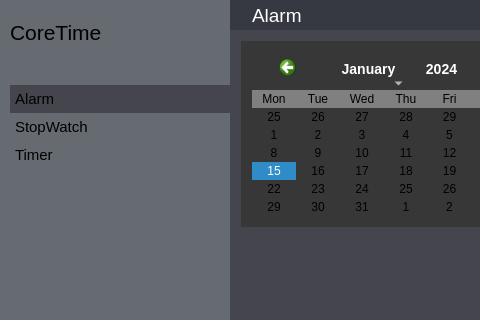
rahmanshaber/corebox, file app/coretime/coretime.ui: the form before one commit; both pictures show x 0 to 480 and y 0 to 320 of the 889 by 682 pixel window.
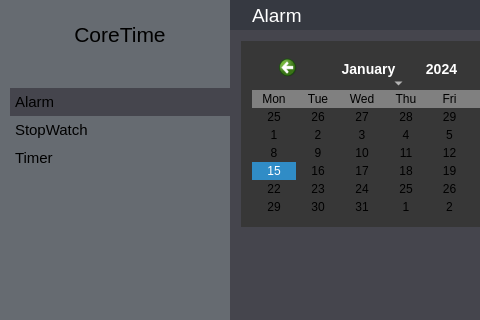
The form after the commit. Icons and pictures are not drawn.

Diff of the .ui file:
```diff
--- a/app/coretime/coretime.ui
+++ b/app/coretime/coretime.ui
@@ -58,7 +58,18 @@
 background-color: #666B71;
 color: #000000;
 border: 1px #34343C;
-}</string>
+}
+
+
+QPushButton{
+Text-align:left;
+padding: 5px 5px 5px 5px;
+}
+
+QPushButton:checked{
+background-color:#45454D ;
+}
+</string>
      </property>
      <layout class="QVBoxLayout" name="verticalLayout_3" stretch="0,0,0,0,0,0">
       <property name="spacing">
@@ -77,7 +88,13 @@
        <number>10</number>
       </property>
       <item>
-       <widget class="QPushButton" name="title">
+       <widget class="QToolButton" name="title">
+        <property name="sizePolicy">
+         <sizepolicy hsizetype="Preferred" vsizetype="Fixed">
+          <horstretch>0</horstretch>
+          <verstretch>0</verstretch>
+         </sizepolicy>
+        </property>
         <property name="font">
          <font>
           <pointsize>16</pointsize>
@@ -89,10 +106,6 @@
         <property name="layoutDirection">
          <enum>Qt::LeftToRight</enum>
         </property>
-        <property name="styleSheet">
-         <string notr="true">Text-align:left
-</string>
-        </property>
         <property name="text">
          <string notr="true">CoreTime</string>
         </property>
@@ -106,8 +119,8 @@
           <height>24</height>
          </size>
         </property>
-        <property name="flat">
-         <bool>true</bool>
+        <property name="toolButtonStyle">
+         <enum>Qt::ToolButtonTextBesideIcon</enum>
         </property>
        </widget>
       </item>
@@ -144,15 +157,7 @@
          <enum>Qt::NoFocus</enum>
         </property>
         <property name="styleSheet">
-         <string notr="true">QPushButton{
-Text-align:left;
-padding: 5px 5px 5px 5px;
-}
-
-QPushButton:checked{
-background-color:#45454D ;
-}
-</string>
+         <string notr="true"/>
         </property>
         <property name="text">
          <string>Alarm</string>
@@ -185,16 +190,6 @@
         <property name="focusPolicy">
          <enum>Qt::NoFocus</enum>
         </property>
-        <property name="styleSheet">
-         <string notr="true">QPushButton{
-Text-align:left;
-padding: 5px 5px 5px 5px;
-}
-QPushButton:checked{
-background-color:#45454D; 
-}
-</string>
-        </property>
         <property name="text">
          <string>StopWatch</string>
         </property>
@@ -226,16 +221,6 @@
         <property name="focusPolicy">
          <enum>Qt::NoFocus</enum>
         </property>
-        <property name="styleSheet">
-         <string notr="true">QPushButton{
-Text-align:left;
-padding: 5px 5px 5px 5px;
-}
-QPushButton:checked{
-background-color:#45454D; 
-}
-</string>
-        </property>
         <property name="text">
          <string>Timer</string>
         </property>
```
